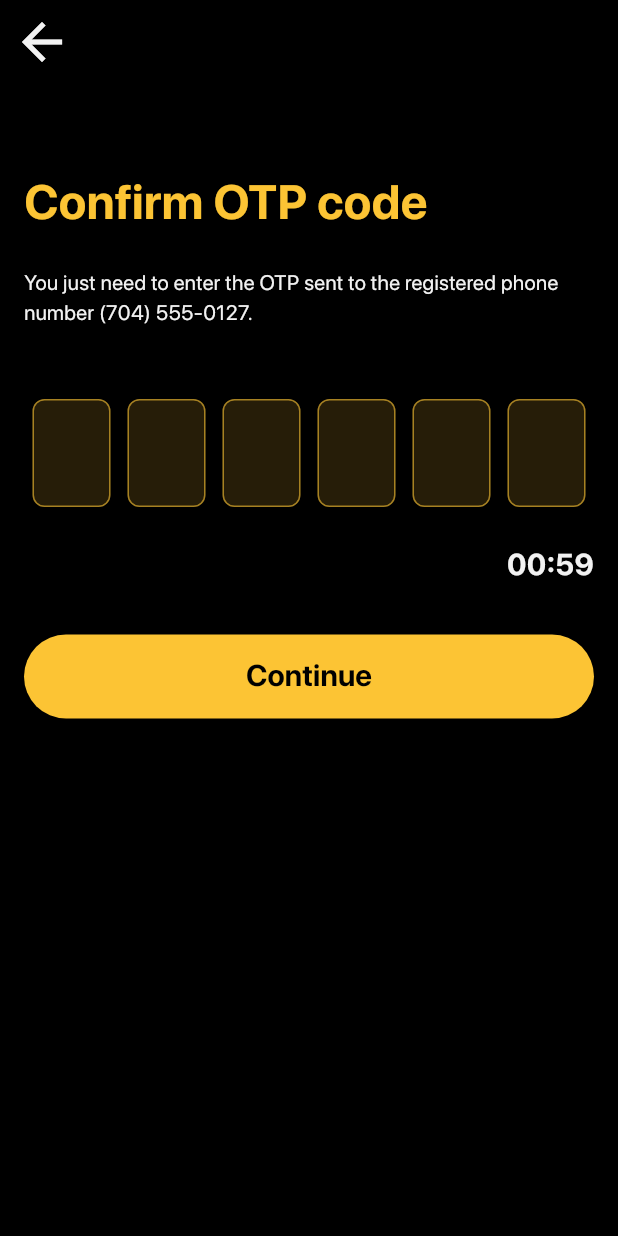
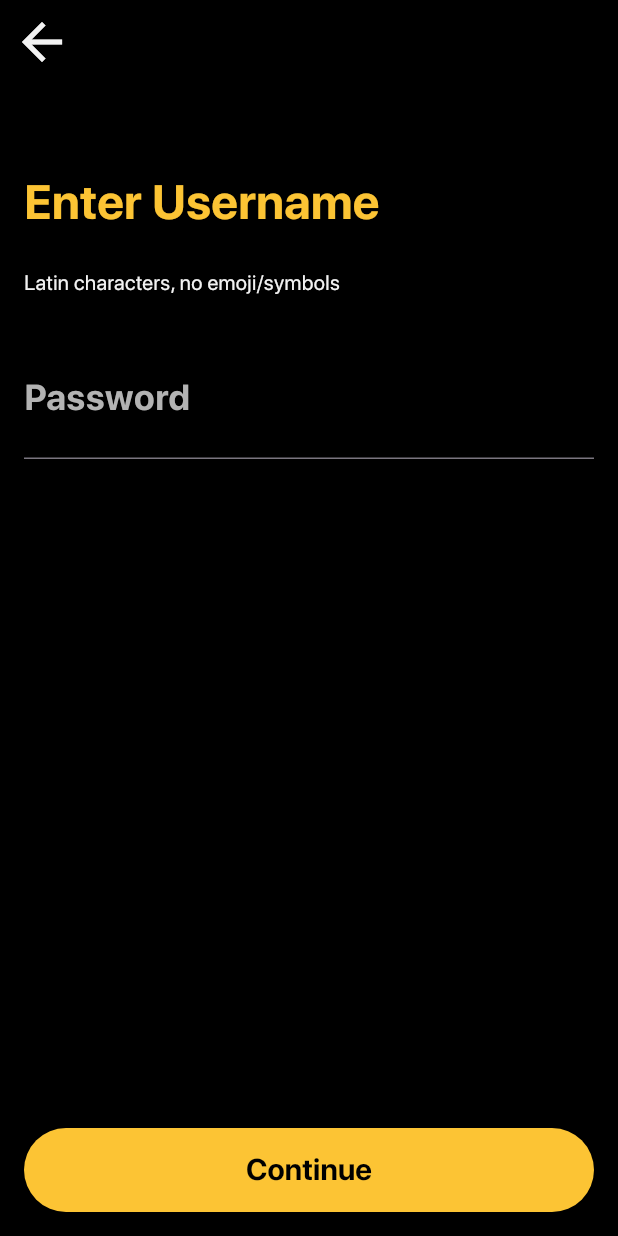
Before and after one commit to H4lis/MBooking, a Flutter app: the ConfirmOtpPage screen opened directly, after a tap on "Continue", on a phone screen of 412 x 824 dp. Run offline on Flutter 3.47's test engine with Material 3 defaults, Android fonts, the phone set to English and light mode, and no system bars.

Commit message:
halaman username

```diff
--- a/lib/pages/confirm_otp_page.dart
+++ b/lib/pages/confirm_otp_page.dart
@@ -2,6 +2,7 @@ import 'package:flutter/cupertino.dart';
 import 'package:flutter/material.dart';
 import 'package:flutter/services.dart';
 import 'package:flutter/widgets.dart';
+import 'package:mbooking/pages/username_page.dart';
 import 'package:mbooking/shared/theme.dart';
 
 class ConfirmOtpPage extends StatefulWidget {
@@ -119,7 +120,13 @@ class _ConfirmOtpPageState extends State<ConfirmOtpPage> {
     return Container(
       margin: const EdgeInsets.only(top: 32, bottom: 235),
       child: ElevatedButton(
-        onPressed: () {},
+        onPressed: () {
+          Navigator.push(
+              context,
+              MaterialPageRoute(
+                builder: (context) => UsernamePage(),
+              ));
+        },
         style: ElevatedButton.styleFrom(
             backgroundColor: primaryColor,
             minimumSize: const Size(double.infinity, 56)),
--- /dev/null
+++ b/lib/pages/username_page.dart
@@ -0,0 +1,93 @@
+import 'package:flutter/cupertino.dart';
+import 'package:flutter/material.dart';
+import 'package:mbooking/shared/theme.dart';
+
+class UsernamePage extends StatelessWidget {
+  const UsernamePage({super.key});
+
+  @override
+  Widget build(BuildContext context) {
+    return Scaffold(
+      backgroundColor: blackColor,
+      appBar: AppBar(
+        backgroundColor: blackColor,
+        leading: IconButton(
+          onPressed: () {
+            Navigator.pop(context);
+          },
+          icon: Icon(
+            Icons.arrow_back,
+            size: 40,
+            color: whiteColor,
+          ),
+        ),
+      ),
+      body: Padding(
+        padding:
+            EdgeInsets.only(right: defaultMargin, left: defaultMargin, top: 56),
+        child: Column(
+          crossAxisAlignment: CrossAxisAlignment.start,
+          children: [
+            Text(
+              "Enter Username",
+              style: yellowTextStyle.copyWith(
+                fontSize: 32,
+                fontWeight: bold,
+              ),
+            ),
+            const SizedBox(
+              height: 20,
+            ),
+            Text(
+              "Latin characters, no emoji/symbols",
+              style: whiteTextStyle,
+            ),
+            inputUsername(),
+            Spacer(),
+            buttonContinue()
+          ],
+        ),
+      ),
+    );
+  }
+
+  Widget inputUsername() {
+    return Padding(
+      padding: EdgeInsets.only(top: 48),
+      child: TextField(
+        cursorColor: whiteColor,
+        decoration: InputDecoration(
+          focusedBorder: UnderlineInputBorder(
+            borderSide: BorderSide(color: whiteColor),
+          ),
+          contentPadding: EdgeInsets.only(bottom: 24),
+          hintText: "Password",
+          hintStyle: greyTextStyle.copyWith(
+            fontSize: 24,
+            fontWeight: bold,
+          ),
+        ),
+        style: whiteTextStyle.copyWith(
+          fontSize: 24,
+          fontWeight: bold,
+        ),
+      ),
+    );
+  }
+
+  Widget buttonContinue() {
+    return Container(
+      margin: EdgeInsets.only(top: 32, bottom: 16),
+      child: ElevatedButton(
+        onPressed: () {},
+        style: ElevatedButton.styleFrom(
+            backgroundColor: primaryColor,
+            minimumSize: const Size(double.infinity, 56)),
+        child: Text(
+          "Continue",
+          style: blackTextStyle.copyWith(fontWeight: bold, fontSize: 20),
+        ),
+      ),
+    );
+  }
+}
```
Also changed, not shown: pubspec.lock.
